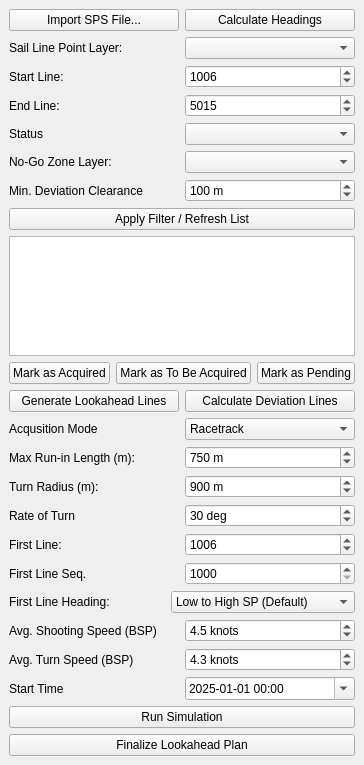
First picture: the form in obn_planner_dockwidget_base.ui, repository aldien03/OBN_Source_Planner_QGIS_Plugin, before the edit.
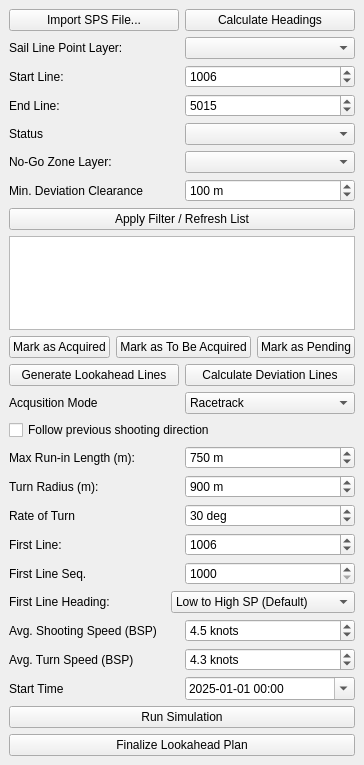
Second picture: the form after the edit.

Commit message: phase 8a: "Follow previous shooting direction" UI checkbox

The edit to the form file:
```diff
--- a/obn_planner_dockwidget_base.ui
+++ b/obn_planner_dockwidget_base.ui
@@ -235,6 +235,19 @@
       </item>
      </layout>
     </item>
+    <item>
+     <widget class="QCheckBox" name="followPreviousDirectionCheckBox">
+      <property name="toolTip">
+       <string>When checked, each line is shot in the direction stored in its PREV_DIRECTION field (from the SPS file). Required for 4D monitor surveys where the acquisition geometry must match a prior vintage. Falls back to alternation with a warning for any line that lacks direction data.</string>
+      </property>
+      <property name="text">
+       <string>Follow previous shooting direction</string>
+      </property>
+      <property name="checked">
+       <bool>false</bool>
+      </property>
+     </widget>
+    </item>
     <item>
      <layout class="QHBoxLayout" name="horizontalLayout_10">
       <item>
```
The commit also changes 2 other files.
